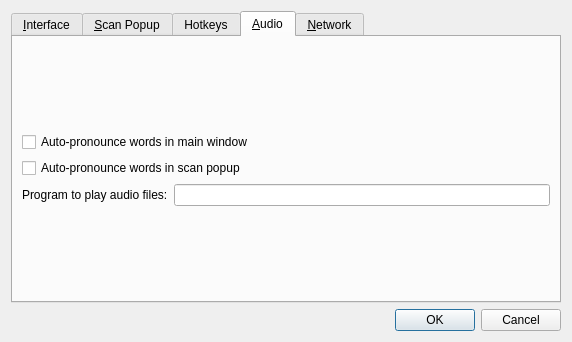
First picture: the form in src/preferences.ui, repository goldendict/goldendict, before the edit.
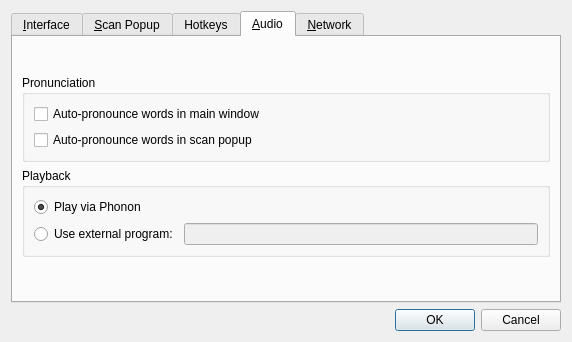
Second picture: the form after the edit. The open tabs and pages were chosen to show the change. Icons and pictures are not drawn. Custom widgets are drawn as their Qt base class.

Commit message:
Use Phonon framework for audio playback.
This is now the default way to play back sound under Windows. The other one,
"Use external program", was also made available there. The old method of audio
playback under Windows (via PlaySound) was completely removed.
Since Phonon uses DirectShow as a backend under Windows, all file types
supported by it should now play back. Therefore, the previous limitation to
just .wav files is now lifted.
Since Phonon is only available starting from Qt 4.6.0 under Windows, no older
versions of Qt are supported anymore there.

The edit to the form file:
```diff
--- a/src/preferences.ui
+++ b/src/preferences.ui
@@ -703,6 +703,12 @@
         </spacer>
        </item>
        <item>
+        <widget class="QGroupBox" name="groupBox_3">
+         <property name="title">
+          <string>Pronunciation</string>
+         </property>
+         <layout class="QVBoxLayout" name="verticalLayout_15">
+          <item>
         <widget class="QCheckBox" name="pronounceOnLoadMain">
          <property name="text">
           <string>Auto-pronounce words in main window</string>
@@ -716,19 +722,45 @@
          </property>
         </widget>
        </item>
+         </layout>
+        </widget>
+       </item>
        <item>
-        <layout class="QHBoxLayout" name="horizontalLayout_4">
+        <widget class="QGroupBox" name="groupBox_4">
+         <property name="title">
+          <string>Playback</string>
+         </property>
+         <layout class="QVBoxLayout" name="verticalLayout_16">
          <item>
-          <widget class="QLabel" name="audioPlaybackProgramLabel">
+           <widget class="QRadioButton" name="playViaPhonon">
            <property name="text">
-            <string>Program to play audio files:</string>
-           </property>
+             <string>Play via Phonon</string>
+            </property>
+            <property name="checked">
+             <bool>true</bool>
+            </property>
           </widget>
          </item>
          <item>
-          <widget class="QLineEdit" name="audioPlaybackProgram"/>
-         </item>
-        </layout>
+           <layout class="QHBoxLayout" name="horizontalLayout_12">
+            <item>
+             <widget class="QRadioButton" name="useExternalPlayer">
+              <property name="text">
+               <string>Use external program:</string>
+              </property>
+             </widget>
+            </item>
+            <item>
+             <widget class="QLineEdit" name="audioPlaybackProgram">
+              <property name="enabled">
+               <bool>false</bool>
+              </property>
+             </widget>
+            </item>
+           </layout>
+          </item>
+         </layout>
+        </widget>
        </item>
        <item>
         <spacer name="verticalSpacer_2">
```
Left out of the diff: 3 changed lines with no effect on the pictures. Lines whose indentation alone changed are shown as unchanged. The commit also changes 8 other files.
